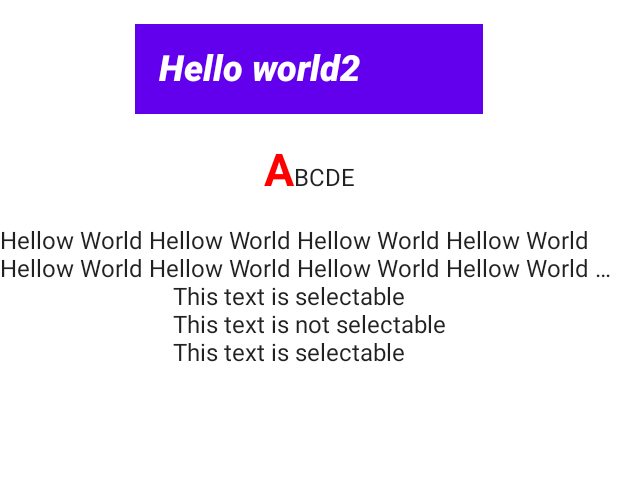
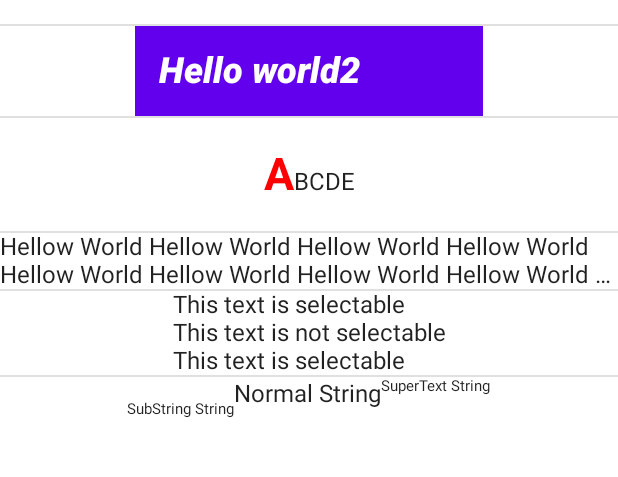
Before and after one commit to Acorde/JetpackComposeDemo, an Android app built with Jetpack Compose: the @Preview function TextCostomizationPreview, on a phone screen of 412 x 824 dp, the part 52-529 px from its top. Run offline under Robolectric (Android 15) with nearby library versions, the light colour scheme and no system bars.

Commit message:
#Creation of SuperScriptText

```diff
--- a/app/src/main/java/com/igor/jetpackcompose/TextCostomizationActivity.kt
+++ b/app/src/main/java/com/igor/jetpackcompose/TextCostomizationActivity.kt
@@ -7,6 +7,7 @@ import androidx.compose.foundation.background
 import androidx.compose.foundation.layout.*
 import androidx.compose.foundation.text.selection.DisableSelection
 import androidx.compose.foundation.text.selection.SelectionContainer
+import androidx.compose.material.Divider
 import androidx.compose.material.MaterialTheme
 import androidx.compose.material.Surface
 import androidx.compose.material.Text
@@ -20,10 +21,12 @@ import androidx.compose.ui.text.SpanStyle
 import androidx.compose.ui.text.buildAnnotatedString
 import androidx.compose.ui.text.font.FontStyle
 import androidx.compose.ui.text.font.FontWeight
+import androidx.compose.ui.text.style.BaselineShift
 import androidx.compose.ui.text.style.TextAlign
 import androidx.compose.ui.text.style.TextOverflow
 import androidx.compose.ui.text.withStyle
 import androidx.compose.ui.tooling.preview.Preview
+import androidx.compose.ui.unit.TextUnit
 import androidx.compose.ui.unit.dp
 import androidx.compose.ui.unit.sp
 import com.igor.jetpackcompose.ui.theme.JetpackComposeTheme
@@ -131,6 +134,33 @@ fun ColumnScope.TextRepeat(){
     Text(text = "Hellow World ".repeat(50), maxLines = 2, overflow = TextOverflow.Ellipsis)
 }
 
+@Composable
+fun SuperScriptText(normalString : String, superText : String, subString : String, normalTextSize : TextUnit = MaterialTheme.typography.subtitle1.fontSize){
+    Text(buildAnnotatedString {
+        withStyle(style = SpanStyle(
+            fontSize = MaterialTheme.typography.overline.fontSize,
+            fontWeight = FontWeight.Normal,
+            baselineShift = BaselineShift.Subscript
+        )){
+            append(subString)
+        }
+        withStyle(style = SpanStyle(
+            fontSize = normalTextSize
+        )){
+            append(normalString)
+        }
+
+        withStyle(style = SpanStyle(
+            fontSize = MaterialTheme.typography.overline.fontSize,
+            fontWeight = FontWeight.Normal,
+            baselineShift = BaselineShift.Superscript
+        )){
+            append(superText)
+        }
+
+    })
+}
+
 @Preview(showBackground = true)
 @Composable
 fun TextCostomizationPreview() {
@@ -143,10 +173,16 @@ fun TextCostomizationPreview() {
         ) {
 
             TextCostomization(R.string.app_name)
+            Divider()
             TextCostomization2("Hello world2")
+            Divider()
             TextCostomizationAnnotatedString()
+            Divider()
             TextRepeat()
+            Divider()
             selectableText()
+            Divider()
+            SuperScriptText("Normal String", "SuperText String", "SubString String")
         }
 
     }
```
Also changed, not shown: 44 other files.
